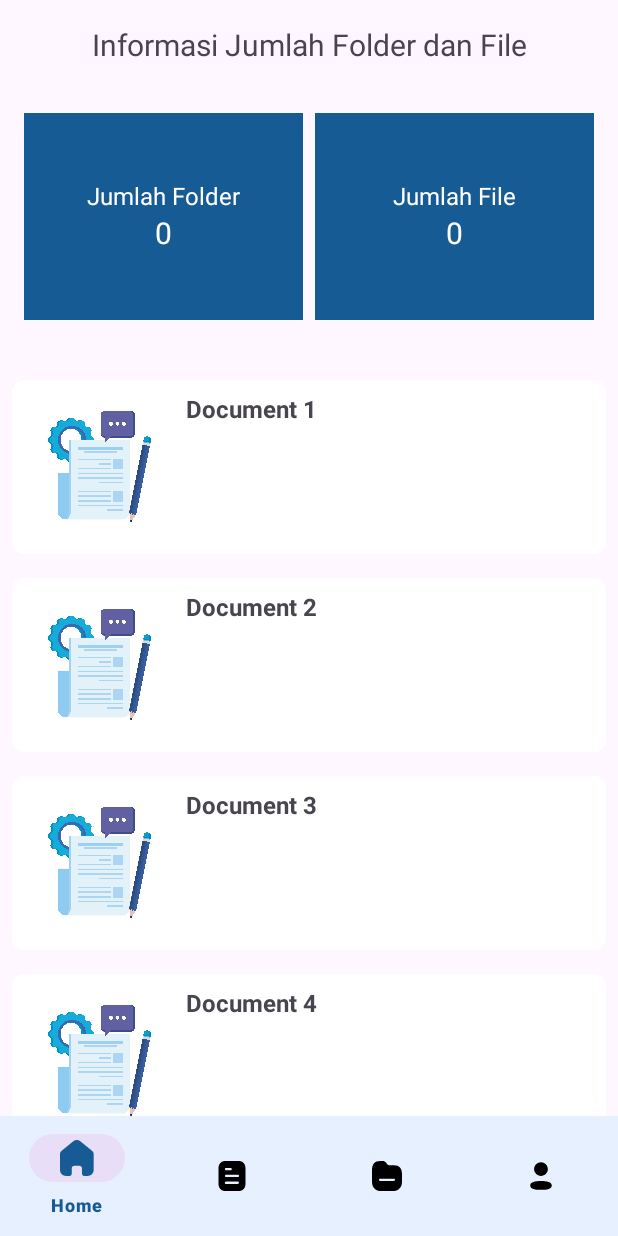
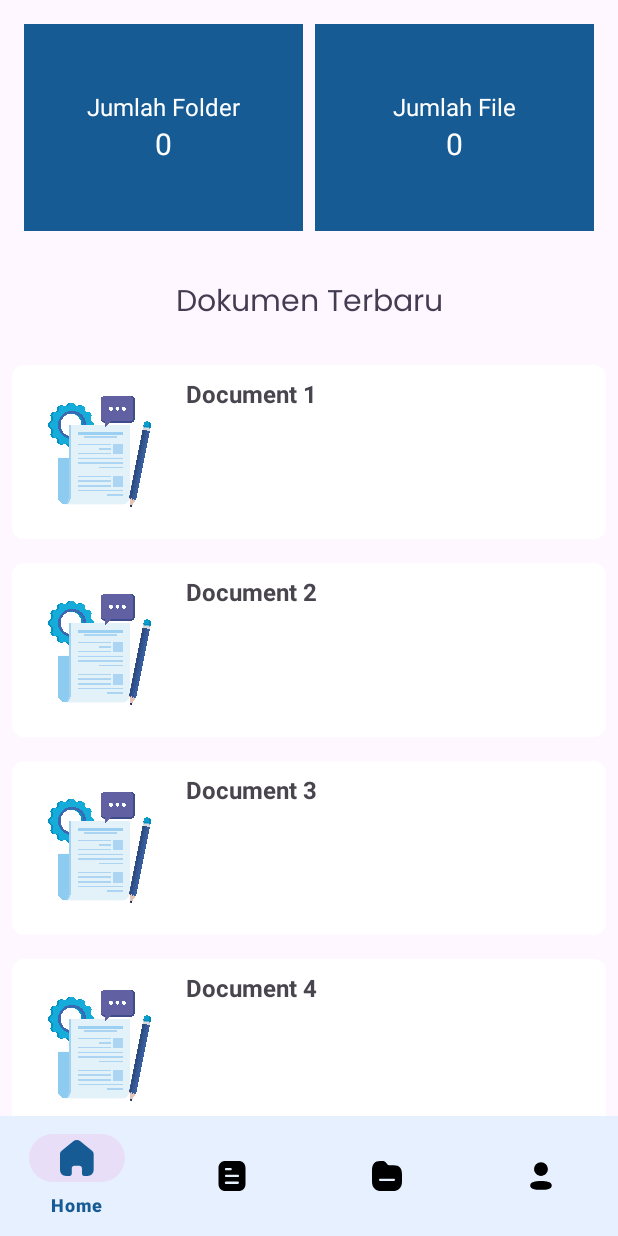
Before and after one commit to dokumin-team/dokumin-mobile-dev, an Android app: the screen it shows after launch (MainActivity), on a phone screen of 412 x 824 dp. Run offline under Robolectric (Android 15) with nearby library versions, the phone set to English and light mode, and no system bars; our stand-ins replace navigation-ui.

Commit message:
style : add style dokument

```diff
--- /dev/null
+++ b/app/src/main/java/com/example/dokumin/data/document/DocumentItem.kt
@@ -0,0 +1,6 @@
+package com.example.dokumin.data.document
+
+data class DocumentItem(
+    val documentName: String,
+    val documentImageResId: Int
+)
--- a/app/src/main/java/com/example/dokumin/ui/home/HomeFragment.kt
+++ b/app/src/main/java/com/example/dokumin/ui/home/HomeFragment.kt
@@ -18,7 +18,8 @@ import com.example.dokumin.databinding.FragmentHomeBinding
 class HomeFragment : Fragment() {
 
     override fun onCreateView(
-        inflater: LayoutInflater, container: ViewGroup?,
+        inflater: LayoutInflater,
+        container: ViewGroup?,
         savedInstanceState: Bundle?
     ): View? {
         val view = inflater.inflate(R.layout.fragment_home, container, false)
--- /dev/null
+++ b/app/src/main/res/drawable/ic_search.xml
@@ -0,0 +1,5 @@
+<vector xmlns:android="http://schemas.android.com/apk/res/android" android:height="24dp" android:tint="#000000" android:viewportHeight="24" android:viewportWidth="24" android:width="24dp">
+
+    <path android:fillColor="@android:color/white" android:pathData="M15.5,14h-0.79l-0.28,-0.27C15.41,12.59 16,11.11 16,9.5 16,5.91 13.09,3 9.5,3S3,5.91 3,9.5 5.91,16 9.5,16c1.61,0 3.09,-0.59 4.23,-1.57l0.27,0.28v0.79l5,4.99L20.49,19l-4.99,-5zM9.5,14C7.01,14 5,11.99 5,9.5S7.01,5 9.5,5 14,7.01 14,9.5 11.99,14 9.5,14z"/>
+
+</vector>
--- /dev/null
+++ b/app/src/main/res/drawable/searchview_bg.xml
@@ -0,0 +1,6 @@
+<?xml version="1.0" encoding="utf-8"?>
+<shape xmlns:android="http://schemas.android.com/apk/res/android">
+    <solid android:color="#FFFFFF" />
+    <corners android:radius="0dp" />
+    <stroke android:color="#D3D3D3" android:width="2dp" />
+</shape>
--- a/app/src/main/res/layout/fragment_home.xml
+++ b/app/src/main/res/layout/fragment_home.xml
@@ -4,19 +4,6 @@
     android:layout_width="match_parent"
     android:layout_height="match_parent"
     tools:context=".ui.home.HomeFragment">
-
-    <!-- Header -->
-    <TextView
-        android:id="@+id/text_home"
-        android:layout_width="match_parent"
-        android:layout_height="wrap_content"
-        android:layout_margin="16dp"
-        android:text="Informasi Jumlah Folder dan File"
-        android:textAlignment="center"
-        android:textSize="20sp"
-        app:layout_constraintTop_toTopOf="parent"
-        app:layout_constraintStart_toStartOf="parent"
-        app:layout_constraintEnd_toEndOf="parent" />
 
     <!-- Container Jumlah Folder dan File -->
     <LinearLayout
@@ -27,9 +14,9 @@
         android:gravity="center"
         android:orientation="horizontal"
         android:padding="16dp"
-        app:layout_constraintTop_toBottomOf="@id/text_home"
         app:layout_constraintStart_toStartOf="parent"
-        app:layout_constraintEnd_toEndOf="parent">
+        app:layout_constraintEnd_toEndOf="parent"
+        tools:ignore="MissingConstraints">
 
         <!-- Kotak Folder -->
         <LinearLayout
@@ -87,13 +74,25 @@
         </LinearLayout>
     </LinearLayout>
 
+    <!-- Title: Dokumen Terbaru -->
+    <TextView
+        android:id="@+id/textDokumenTerbaru"
+        android:layout_width="wrap_content"
+        android:layout_height="wrap_content"
+        android:layout_marginTop="16dp"
+        android:text="@string/dokumen_terbaru"
+        style="@style/TextView.PoppinsNormal22spSubheader"
+        app:layout_constraintTop_toBottomOf="@id/infoContainer"
+        app:layout_constraintStart_toStartOf="parent"
+        app:layout_constraintEnd_toEndOf="parent" />
+
     <!-- RecyclerView -->
     <androidx.recyclerview.widget.RecyclerView
         android:id="@+id/FileList"
         android:layout_width="match_parent"
         android:layout_height="0dp"
         android:layout_marginTop="16dp"
-        app:layout_constraintTop_toBottomOf="@id/infoContainer"
+        app:layout_constraintTop_toBottomOf="@id/textDokumenTerbaru"
         app:layout_constraintBottom_toBottomOf="parent"
         app:layout_constraintStart_toStartOf="parent"
         app:layout_constraintEnd_toEndOf="parent"
--- a/app/src/main/res/values/strings.xml
+++ b/app/src/main/res/values/strings.xml
@@ -34,4 +34,5 @@
     <string name="folder">Folder</string>
     <string name="back_icon">Back</string>
     <string name="nama_document">nama document</string>
+    <string name="dokumen_terbaru">Dokumen Terbaru</string>
 </resources>
```
Also changed, not shown: app/src/main/java/com/example/dokumin/adapter/DocumentAdapter.kt (added, +34 -0 lines), app/src/main/java/com/example/dokumin/ui/document/DocumentFragment.kt (+18 -15 lines), app/src/main/res/layout/fragment_document.xml (+30 -8 lines), app/src/main/res/layout/item_document.xml (added, +41 -0 lines).
